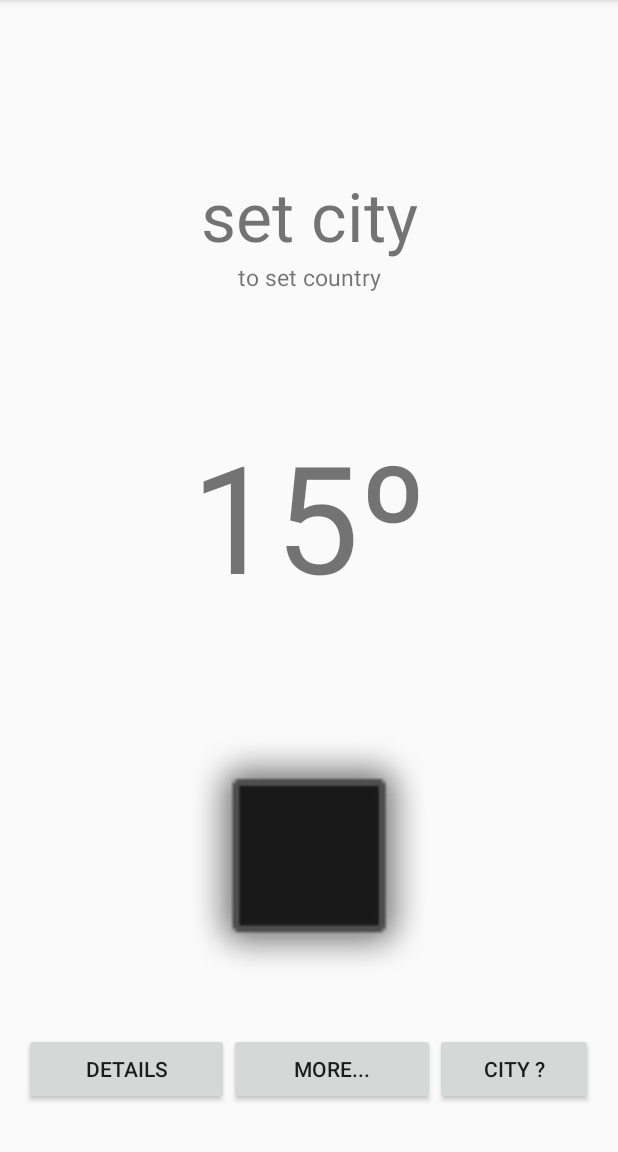
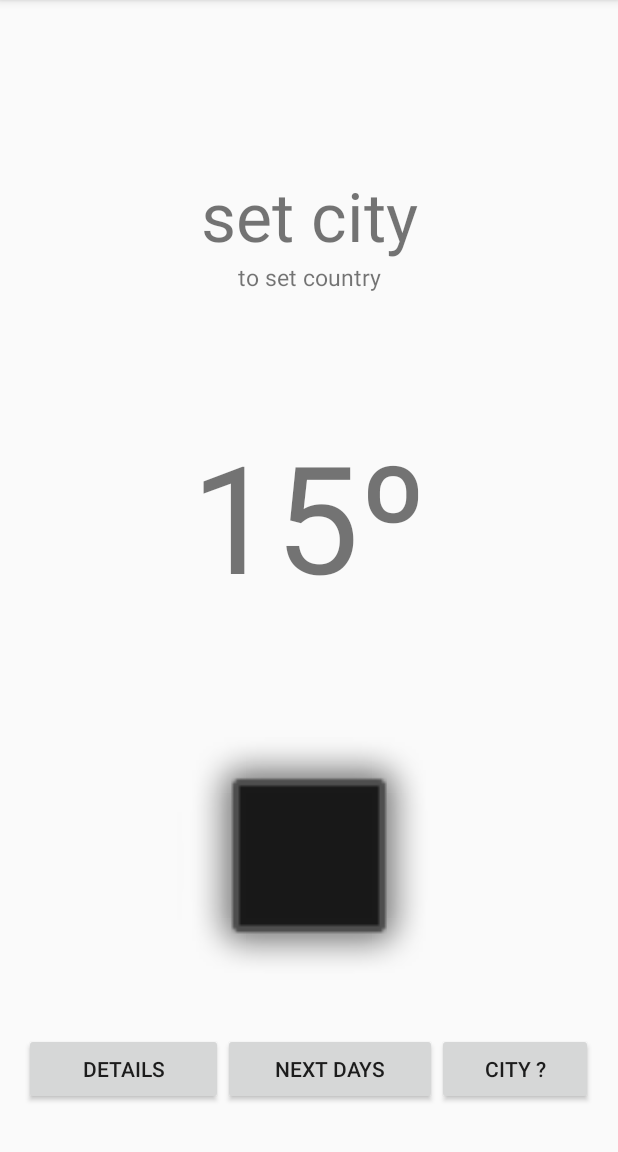
Before and after one commit to ISEL-A40569/WeatherApp, an Android app: the screen it shows after launch (MainActivity), on a phone screen of 412 x 824 dp, the part 84-1236 px from its top. Run offline under Robolectric (Android 15) with nearby library versions, the phone set to English and light mode, and no system bars; our stand-ins replace Volley; network calls fail.

Commit message:
some small changes

```diff
--- a/app/src/main/res/layout-land/activity_main.xml
+++ b/app/src/main/res/layout-land/activity_main.xml
@@ -36,7 +36,7 @@
                 android:id="@+id/detail_button" />
 
             <Button
-                android:text="@string/more"
+                android:text="@string/next"
                 android:layout_width="match_parent"
                 android:layout_height="wrap_content"
                 android:id="@+id/more_button" />
--- a/app/src/main/res/layout/activity_main.xml
+++ b/app/src/main/res/layout/activity_main.xml
@@ -61,7 +61,7 @@
                 android:layout_width="match_parent"
                 android:layout_height="wrap_content"
                 app:srcCompat="@android:drawable/dialog_frame"
-                android:id="@+id/imageView"
+                android:id="@+id/main_view"
                 android:layout_weight="0.31" />
 
         </LinearLayout>
@@ -77,14 +77,15 @@
                 android:layout_height="wrap_content"
                 android:id="@+id/detail_button"
                 android:layout_weight="1"
-                android:onClick="onDetail"/>
+                android:onClick="onDetails"/>
 
             <Button
-                android:text="@string/more"
+                android:text="@string/next"
                 android:layout_width="wrap_content"
                 android:layout_height="wrap_content"
                 android:id="@+id/more_button"
-                android:layout_weight="1" />
+                android:layout_weight="1"
+                android:onClick="onNext"/>
 
             <Button
                 android:text="@string/choose_city"
--- a/app/src/main/res/values/strings.xml
+++ b/app/src/main/res/values/strings.xml
@@ -3,7 +3,7 @@
     <!--STRINGS OF BUTTONS-->
     <string name="app_name">YAWA</string>
     <string name="choose_city">City ?</string>
-    <string name="more">More...</string>
+    <string name="next">Next days</string>
     <string name="detail">Details</string>
 
     <!--STRINGS OF DETAIL-->
--- a/build.gradle
+++ b/build.gradle
@@ -6,7 +6,7 @@ buildscript {
         jcenter()
     }
     dependencies {
-        classpath 'com.android.tools.build:gradle:2.2.0'
+        classpath 'com.android.tools.build:gradle:2.2.2'
         classpath "org.jetbrains.kotlin:kotlin-gradle-plugin:$kotlin_version"
 
         // NOTE: Do not place your application dependencies here; they belong
```
Also changed, not shown: app/src/main/java/pdm/isel/yawa/Country_List.kt (+6 -1 lines), app/src/main/java/pdm/isel/yawa/MainActivity.kt (+128 -7 lines), app/src/main/res/drawable/slb.jpg (added), 1 other file.
